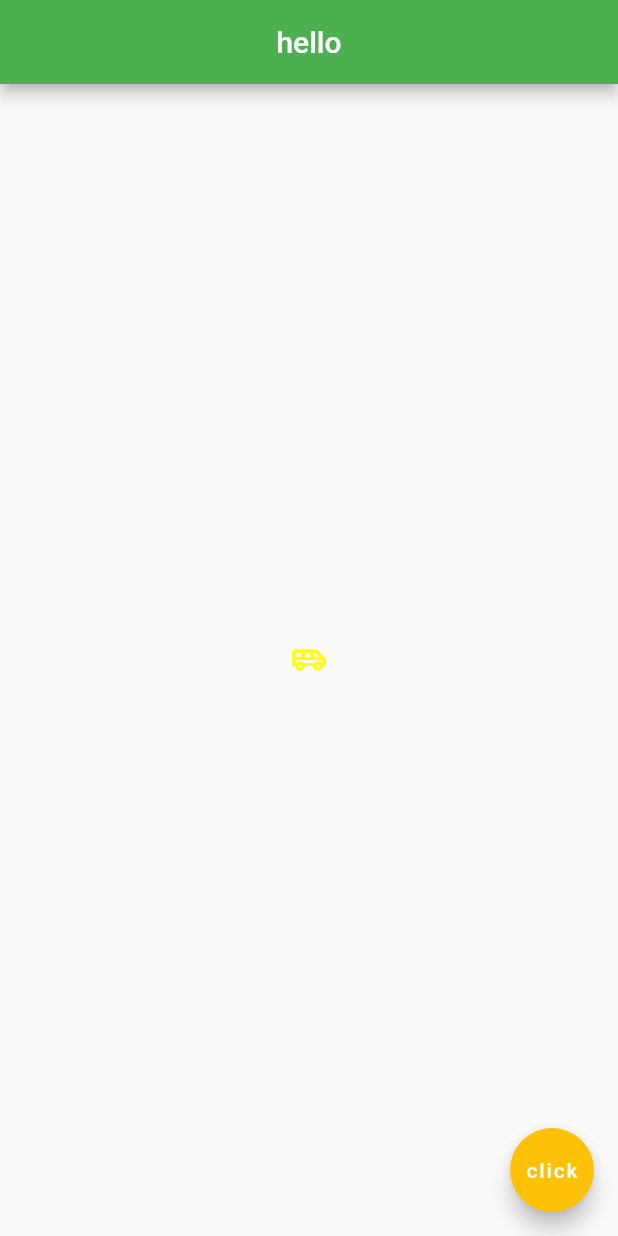
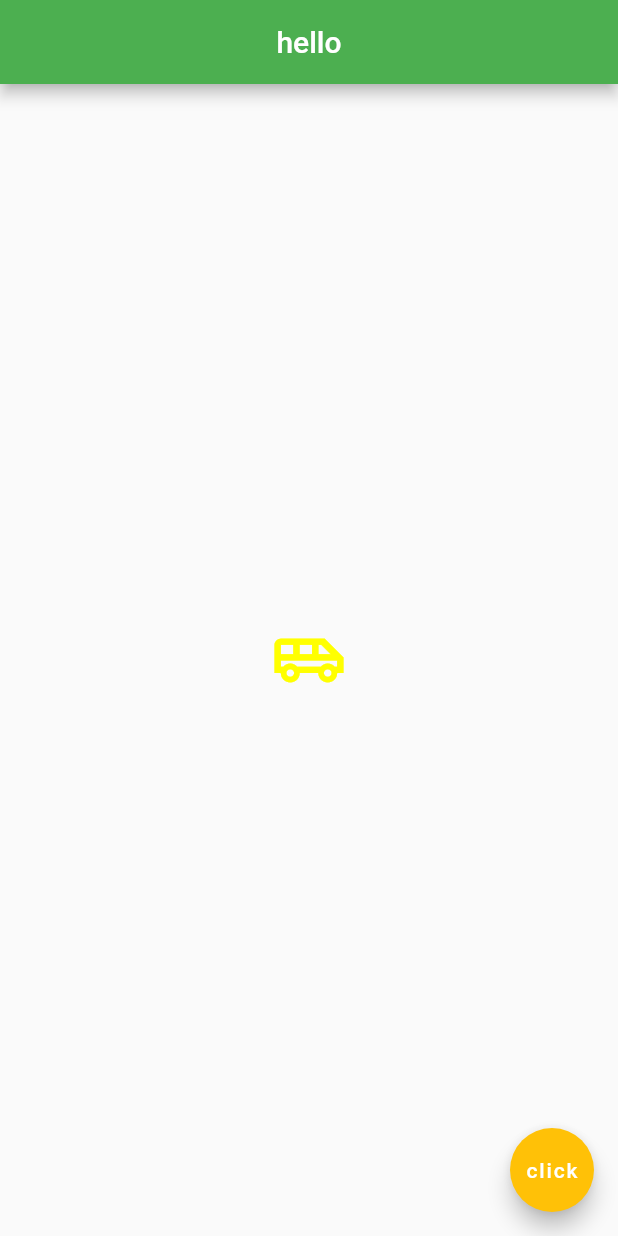
Before and after one commit to Nyaradzo20/my-Flutter-repo, a Flutter app: the screen it shows after launch, on a phone screen of 412 x 824 dp. Run offline on Flutter 3.47's test engine with Material 2 defaults, Android fonts, the phone set to English and light mode, and no system bars; missing offline and left inert: dart:html.

```diff
--- a/lib/main.dart
+++ b/lib/main.dart
@@ -19,6 +19,7 @@ class Home extends StatelessWidget {
         child: Icon(
           Icons.airport_shuttle_outlined,
           color: Colors.yellowAccent,
+          size: 50.0,
         ),
       ),
       floatingActionButton: FloatingActionButton(
```
Also changed, not shown: 1 other file.
